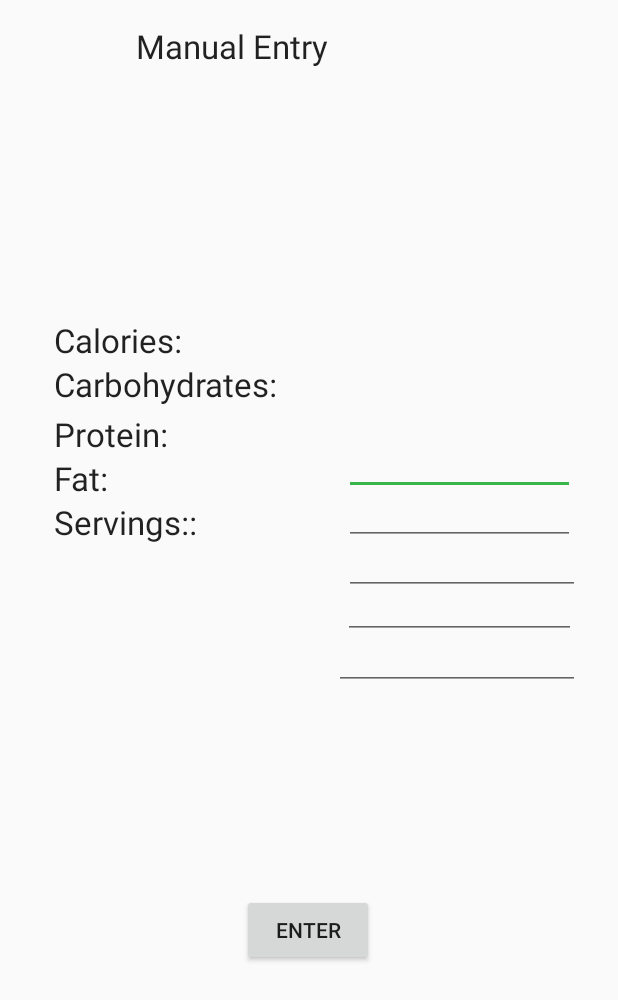
After one commit to lkaicher/HealthHack2020, an Android app: the layout activity_newuser.xml on its own in the app's theme, with its tools: preview values and no code run, on a phone screen of 412 x 824 dp. The commit adds this screen. Shown: the top 1000 px of the screen. Run offline under Robolectric (Android 15) with nearby library versions, the phone set to English and light mode, and no system bars.

Commit message:
Made manual input menu

```diff
--- a/app/src/main/res/layout/activity_main.xml
+++ b/app/src/main/res/layout/activity_main.xml
@@ -38,6 +38,8 @@
         android:layout_width="wrap_content"
         android:layout_height="wrap_content"
         android:layout_marginTop="44dp"
+        android:fontFamily="@font/open_sans"
+
         android:ems="10"
         android:inputType="date"
         app:layout_constraintEnd_toEndOf="parent"
@@ -50,6 +52,8 @@
         android:layout_width="175dp"
         android:layout_height="47dp"
         android:layout_marginBottom="16dp"
+        android:fontFamily="@font/open_sans"
+
         android:text="Manual Entry"
         app:layout_constraintBottom_toBottomOf="parent"
         app:layout_constraintEnd_toEndOf="parent"
@@ -62,8 +66,9 @@
         android:layout_marginTop="296dp"
         android:ems="10"
         android:inputType="textPersonName"
-        android:text="Calories:
-"
+        android:text="Calories:"
+        android:fontFamily="@font/open_sans"
+
         app:layout_constraintEnd_toEndOf="parent"
         app:layout_constraintStart_toStartOf="parent"
         app:layout_constraintTop_toTopOf="parent" />
@@ -75,6 +80,8 @@
         android:ems="10"
         android:inputType="textPersonName"
         android:text="Fat:"
+        android:fontFamily="@font/open_sans"
+
         app:layout_constraintBottom_toBottomOf="parent"
         app:layout_constraintEnd_toEndOf="parent"
         app:layout_constraintStart_toStartOf="parent"
@@ -88,6 +95,8 @@
         android:ems="10"
         android:inputType="textPersonName"
         android:text="Protein:"
+        android:fontFamily="@font/open_sans"
+
         app:layout_constraintEnd_toEndOf="parent"
         app:layout_constraintStart_toStartOf="parent"
         app:layout_constraintTop_toBottomOf="@+id/carb" />
@@ -97,9 +106,11 @@
         android:layout_width="wrap_content"
         android:layout_height="wrap_content"
         android:ems="10"
+        android:fontFamily="@font/open_sans"
         android:inputType="textPersonName"
         android:text="Carbohydrates:"
         app:layout_constraintEnd_toEndOf="parent"
+        app:layout_constraintHorizontal_bias="0.497"
         app:layout_constraintStart_toStartOf="parent"
         app:layout_constraintTop_toBottomOf="@+id/cal" /><![CDATA[
 
--- /dev/null
+++ b/app/src/main/res/layout/activity_newuser.xml
@@ -0,0 +1,146 @@
+<?xml version="1.0" encoding="utf-8"?>
+<androidx.constraintlayout.widget.ConstraintLayout xmlns:android="http://schemas.android.com/apk/res/android"
+    xmlns:app="http://schemas.android.com/apk/res-auto"
+    xmlns:tools="http://schemas.android.com/tools"
+    android:id="@+id/linearLayout"
+    android:layout_width="match_parent"
+    android:layout_height="match_parent">
+
+    <com.google.android.material.textfield.TextInputEditText
+        android:id="@+id/textInputEditText2"
+        android:layout_width="154dp"
+        android:layout_height="29dp"
+        android:layout_marginStart="64dp"
+        android:layout_marginLeft="64dp"
+        android:layout_marginTop="212dp"
+        android:layout_marginBottom="1dp"
+        app:layout_constraintBottom_toTopOf="@+id/textInputEditText"
+        app:layout_constraintEnd_toEndOf="parent"
+        app:layout_constraintHorizontal_bias="0.0"
+        app:layout_constraintStart_toEndOf="@+id/textView5"
+        app:layout_constraintTop_toTopOf="parent"
+        app:layout_constraintVertical_bias="1.0" />
+
+    <com.google.android.material.textfield.TextInputEditText
+        android:id="@+id/textInputEditText"
+        android:layout_width="154dp"
+        android:layout_height="32dp"
+        app:layout_constraintBottom_toTopOf="@+id/textInputEditText5"
+        app:layout_constraintEnd_toEndOf="parent"
+        app:layout_constraintHorizontal_bias="0.222"
+        app:layout_constraintStart_toEndOf="@+id/textView4" />
+
+    z<TextView
+        android:id="@+id/textView3"
+        android:layout_width="230dp"
+        android:layout_height="0dp"
+        android:layout_marginTop="16dp"
+        android:text="Manual Entry"
+        android:textAppearance="@style/TextAppearance.AppCompat.Large"
+        app:layout_constraintEnd_toEndOf="parent"
+        app:layout_constraintHorizontal_bias="0.497"
+        app:layout_constraintStart_toStartOf="parent"
+        app:layout_constraintTop_toTopOf="parent" />
+
+    <TextView
+        android:id="@+id/textView4"
+        android:layout_width="185dp"
+        android:layout_height="33dp"
+        android:layout_marginStart="36dp"
+        android:layout_marginLeft="36dp"
+        android:text="Carbohydrates:"
+        android:textAppearance="@style/TextAppearance.AppCompat.Large"
+        app:layout_constraintStart_toStartOf="parent"
+        app:layout_constraintTop_toBottomOf="@+id/textView5" />
+
+    <TextView
+        android:id="@+id/textView8"
+        android:layout_width="129dp"
+        android:layout_height="0dp"
+        android:layout_marginStart="36dp"
+        android:layout_marginLeft="36dp"
+        android:text="Servings::"
+        android:textAppearance="@style/TextAppearance.AppCompat.Large"
+        app:layout_constraintStart_toStartOf="parent"
+        app:layout_constraintTop_toBottomOf="@+id/textView7" />
+
+    <TextView
+        android:id="@+id/textView6"
+        android:layout_width="129dp"
+        android:layout_height="0dp"
+        android:layout_marginStart="36dp"
+        android:layout_marginLeft="36dp"
+        android:text="Protein:"
+        android:textAppearance="@style/TextAppearance.AppCompat.Large"
+        app:layout_constraintStart_toStartOf="parent"
+        app:layout_constraintTop_toBottomOf="@+id/textView4" />
+
+    <TextView
+        android:id="@+id/textView7"
+        android:layout_width="132dp"
+        android:layout_height="0dp"
+        android:layout_marginStart="36dp"
+        android:layout_marginLeft="36dp"
+        android:text="Fat:"
+        android:textAppearance="@style/TextAppearance.AppCompat.Large"
+        app:layout_constraintStart_toStartOf="parent"
+        app:layout_constraintTop_toBottomOf="@+id/textView6" />
+
+    <TextView
+        android:id="@+id/textView5"
+        android:layout_width="129dp"
+        android:layout_height="0dp"
+        android:layout_marginStart="36dp"
+        android:layout_marginLeft="36dp"
+        android:layout_marginTop="212dp"
+        android:text="Calories:"
+        android:textAppearance="@style/TextAppearance.AppCompat.Large"
+        app:layout_constraintStart_toStartOf="parent"
+        app:layout_constraintTop_toTopOf="parent" />
+
+    <com.google.android.material.textfield.TextInputEditText
+        android:id="@+id/textInputEditText5"
+        android:layout_width="157dp"
+        android:layout_height="33dp"
+        android:layout_marginBottom="28dp"
+        app:layout_constraintBottom_toTopOf="@+id/textInputEditText4"
+        app:layout_constraintEnd_toEndOf="parent"
+        app:layout_constraintHorizontal_bias="0.719"
+        app:layout_constraintStart_toEndOf="@+id/textView6" />
+
+    <com.google.android.material.textfield.TextInputEditText
+        android:id="@+id/textInputEditText3"
+        android:layout_width="155dp"
+        android:layout_height="31dp"
+        app:layout_constraintBottom_toTopOf="@+id/textInputEditText4"
+        app:layout_constraintEnd_toEndOf="parent"
+        app:layout_constraintHorizontal_bias="0.681"
+        app:layout_constraintStart_toEndOf="@+id/textView7"
+        app:layout_constraintTop_toBottomOf="@+id/textInputEditText5"
+        app:layout_constraintVertical_bias="0.666" />
+
+    <com.google.android.material.textfield.TextInputEditText
+        android:id="@+id/textInputEditText4"
+        android:layout_width="164dp"
+        android:layout_height="35dp"
+        android:layout_marginEnd="16dp"
+        android:layout_marginRight="16dp"
+        android:layout_marginBottom="364dp"
+        app:layout_constraintBottom_toBottomOf="parent"
+        app:layout_constraintEnd_toEndOf="parent"
+        app:layout_constraintHorizontal_bias="0.863"
+        app:layout_constraintStart_toEndOf="@+id/textView8" />
+
+    <Button
+        android:id="@+id/button2"
+        android:layout_width="wrap_content"
+        android:layout_height="wrap_content"
+        android:layout_marginBottom="180dp"
+        android:text="Enter"
+        app:layout_constraintBottom_toBottomOf="parent"
+        app:layout_constraintEnd_toEndOf="parent"
+        app:layout_constraintHorizontal_bias="0.498"
+        app:layout_constraintStart_toStartOf="parent"
+        app:layout_constraintTop_toTopOf="@+id/textView3"
+        app:layout_constraintVertical_bias="1.0" />
+</androidx.constraintlayout.widget.ConstraintLayout>
```
Also changed, not shown: app/src/main/res/font/open_sans.ttf (added).
